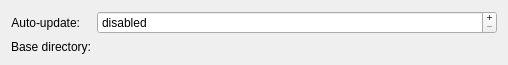
netrunner-debian-kde-extras/amarok, file src/core-impl/podcasts/sql/SqlPodcastProviderSettingsWidget.ui: the form before one commit.
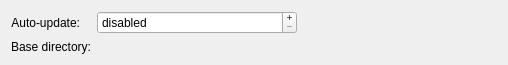
The form after the commit. Custom widgets are drawn as their Qt base class.

Diff of the .ui file:
```diff
--- a/src/core-impl/podcasts/sql/SqlPodcastProviderSettingsWidget.ui
+++ b/src/core-impl/podcasts/sql/SqlPodcastProviderSettingsWidget.ui
@@ -23,6 +23,9 @@
    </size>
   </property>
   <layout class="QFormLayout" name="formLayout">
+   <property name="fieldGrowthPolicy">
+    <enum>QFormLayout::ExpandingFieldsGrow</enum>
+   </property>
    <item row="0" column="0">
     <widget class="QLabel" name="m_intervalLabel">
      <property name="text">
```
